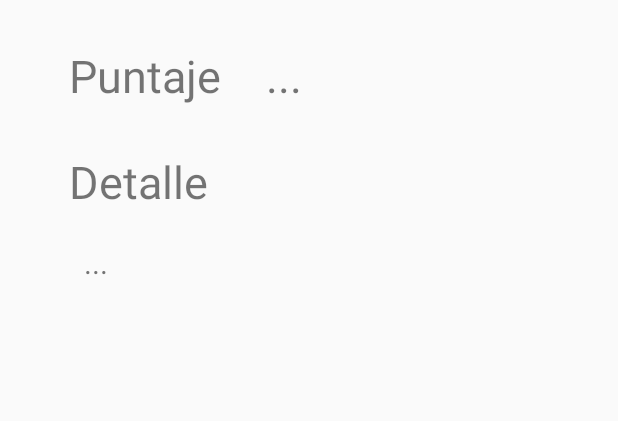
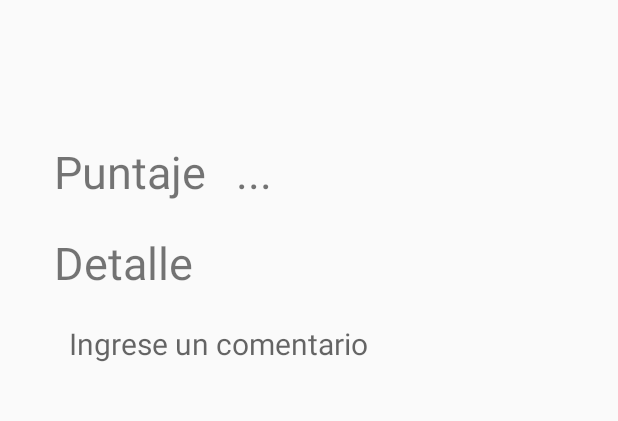
Before and after one commit to garciadiego1990/grupo1-RankIt-Interfaces, an Android app: the CalificacionDetalleActivity screen opened directly, with no data from a screen before it, on a phone screen of 412 x 824 dp, the part 108-529 px from its top. Run offline under Robolectric (Android 15) with nearby library versions, the phone set to English and light mode, and no system bars; 6 statements that could not run were skipped.

Commit message:
App funcionando. Bug activity detalle al apretar boton hacia atras. Implementado funcionalidad agregar calificacion.

```diff
--- a/RankIT-Android/app/src/main/AndroidManifest.xml
+++ b/RankIT-Android/app/src/main/AndroidManifest.xml
@@ -18,6 +18,7 @@
         <activity android:name=".CalificacionesListActivity" />
         <activity android:name=".CalificacionDetalleActivity"></activity>
         <activity android:name=".CalificacionEditarActivity"></activity>
+        <activity android:name=".CalificacionNuevaActivity"></activity>
     </application>
 
 </manifest>
--- a/RankIT-Android/app/src/main/java/ar/edu/unq/uis/rankit_android/CalificacionDetalleActivity.java
+++ b/RankIT-Android/app/src/main/java/ar/edu/unq/uis/rankit_android/CalificacionDetalleActivity.java
@@ -14,9 +14,10 @@ import ar.edu.unq.uis.rankit_android.repo.DataProvider;
 
 public class CalificacionDetalleActivity extends AppCompatActivity {
 
+    private TextView nombreCalificacionTV;
     private TextView puntajeTV;
     private TextView motivoTV;
-    private Button editarBoton;
+    private Button editarBTN;
 
     private Integer idCalificacion;
     private Integer idUsuario;
@@ -41,11 +42,12 @@ public class CalificacionDetalleActivity extends AppCompatActivity {
         // Show the Up button in the action bar.
         getSupportActionBar().setDisplayHomeAsUpEnabled(true);
 
+        this.nombreCalificacionTV = (TextView) this.findViewById(R.id.nombre_calificacion);
         this.puntajeTV = (TextView) this.findViewById(R.id.puntos_label);
         this.motivoTV = (TextView) this.findViewById(R.id.detalle);
-        this.editarBoton = (Button) this.findViewById(R.id.editar_boton);
+        this.editarBTN = (Button) this.findViewById(R.id.editar_boton);
 
-        this.editarBoton.setOnClickListener(new View.OnClickListener() {
+        this.editarBTN.setOnClickListener(new View.OnClickListener() {
             @Override
             public void onClick(View view) {
                 irAEditarCalificacion();
@@ -66,6 +68,7 @@ public class CalificacionDetalleActivity extends AppCompatActivity {
 
     private void mostrarCalificacion() {
         Calificacion c = this.data.getCalificacion(this.idCalificacion);
+        this.nombreCalificacionTV.setText(c.getEvaluado());
         this.motivoTV.setText(c.getMotivo());
         this.puntajeTV.setText(c.getPuntaje().toString());
     }
@@ -73,7 +76,8 @@ public class CalificacionDetalleActivity extends AppCompatActivity {
 
     @Override
     public boolean onOptionsItemSelected(MenuItem item) {
-        int id = item.getItemId();onActivityResult(1,1,null);
+        int id = item.getItemId();
+        onActivityResult(1,1,null);
         if (id == android.R.id.home) {
             // This ID represents the Home or Up button. In the case of this
             // activity, the Up button is shown. For
--- a/RankIT-Android/app/src/main/res/layout/activity_calificacion_detalle.xml
+++ b/RankIT-Android/app/src/main/res/layout/activity_calificacion_detalle.xml
@@ -53,13 +53,21 @@
     </android.support.v7.widget.Toolbar>
 
 
+    <TextView
+        android:id="@+id/nombre_calificacion"
+        android:textSize="40dp"
+        android:layout_margin="10dp"
+        android:textAlignment="center"
+        android:layout_below="@id/detalle_toolbar"
+        android:layout_width="match_parent"
+        android:layout_height="wrap_content" />
 
     <TextView
         android:id="@+id/puntaje_label"
         android:layout_width="wrap_content"
         android:layout_height="wrap_content"
-        android:layout_below="@id/detalle_toolbar"
-        android:layout_margin="30dp"
+        android:layout_below="@id/nombre_calificacion"
+        android:layout_margin="20dp"
         android:text="Puntaje"
         android:textSize="30dp"/>
 
@@ -77,7 +85,7 @@
         android:layout_width="wrap_content"
         android:layout_height="wrap_content"
         android:layout_below="@id/puntaje_label"
-        android:layout_marginLeft="30dp"
+        android:layout_marginLeft="20dp"
         android:layout_marginBottom="10dp"
         android:text="Detalle"
         android:textSize="30dp"/>
@@ -89,7 +97,7 @@
         android:layout_below="@id/detalle_label"
         android:layout_alignStart="@id/detalle_label"
         android:layout_margin="10dp"
-        android:text="..."
+        android:hint="Ingrese un comentario"
         android:textSize="20dp" />
 
 
--- a/RankIT-Android/app/src/main/res/layout/activity_rankit_login.xml
+++ b/RankIT-Android/app/src/main/res/layout/activity_rankit_login.xml
@@ -27,6 +27,7 @@
         android:hint="Usuario"
         android:paddingLeft="10dp"
         android:background="@color/colorAccent"
+        android:inputType="text"
          />
 
     <EditText android:id="@+id/password"
--- a/RankIT-Android/app/src/main/res/layout/calificaciones_list_fragment.xml
+++ b/RankIT-Android/app/src/main/res/layout/calificaciones_list_fragment.xml
@@ -6,7 +6,6 @@
     android:background="@color/colorAccent"
     android:orientation="vertical">
 
-    <!--TODO:Moví esta toolbar del activity al fragment para poder hacer la búsqueda. Consultar si está bien.-->
     <android.support.v7.widget.Toolbar
         android:id="@+id/toolbar"
         android:minHeight="?attr/actionBarSize"
@@ -16,6 +15,7 @@
         <EditText
             android:id="@+id/busqueda_edittext"
             android:maxLines="1"
+            android:inputType="text"
             android:layout_width="150dp"
             android:background="#FFF"
             android:layout_height="match_parent"
```
Also changed, not shown: RankIT-Android/app/src/main/java/ar/edu/unq/uis/rankit_android/CalificacionNuevaActivity.java (added, +25 -0 lines), RankIT-Android/app/src/main/java/ar/edu/unq/uis/rankit_android/CalificacionesListActivity.java (+21 -7 lines), RankIT-Android/app/src/main/java/ar/edu/unq/uis/rankit_android/CalificacionesListFragment.java (+25 -5 lines), RankIT-Android/app/src/main/res/layout/activity_calificacion_nueva.xml (added, +11 -0 lines), RankIT-Android/app/src/main/res/layout/activity_calificaciones_list.xml (+26 -15 lines).
